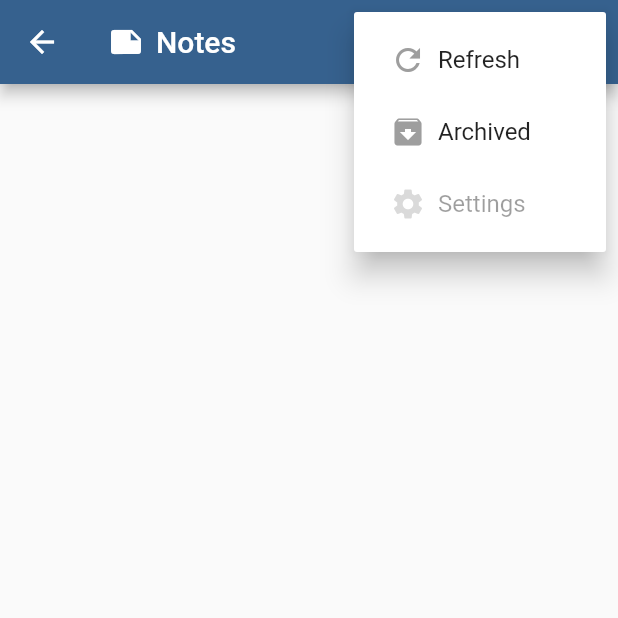
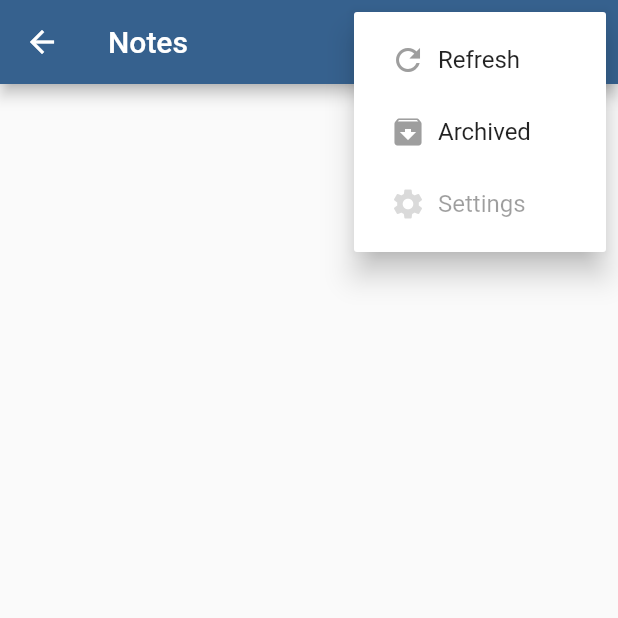
Before and after one commit to jdamacena/memos_notes, a Flutter app: the HomePage screen opened directly, after a tap on the "more vert" icon, on a phone screen of 412 x 824 dp, the top half of it. Run offline on Flutter 3.47's test engine with Material 2 defaults, Android fonts, the phone set to English and light mode, and no system bars; our stand-ins replace get_it, sqflite; accounts and stored records are empty.

Commit message:
Adapting home to be used also as archived page

```diff
--- a/lib/di/service_locator.dart
+++ b/lib/di/service_locator.dart
@@ -1,6 +1,4 @@
 import 'package:get_it/get_it.dart';
-import 'package:notes/models/notes_filter_options.dart';
-import 'package:notes/pages/home_page.dart';
 import 'package:notes/repository/dao.dart';
 import 'package:notes/repository/dao_impl.dart';
 import 'package:notes/repository/notes_repository.dart';
@@ -33,8 +31,4 @@ void setupServiceLocator() {
   getIt.registerSingleton<DAO>(DAOImpl(getIt.getAsync<Database>()));
 
   getIt.registerSingleton<NotesRepository>(NotesRepositoryImpl(getIt.get<DAO>()));
-
-  getIt.registerFactory<HomePage>(
-        () => HomePage(filter: NotesFilterOptions.notArchived),
-  );
 }
--- a/lib/main.dart
+++ b/lib/main.dart
@@ -1,5 +1,6 @@
 import 'package:flutter/material.dart';
 import 'package:notes/di/service_locator.dart';
+import 'package:notes/models/notes_filter_options.dart';
 
 import 'pages/home_page.dart';
 
@@ -24,7 +25,10 @@ class MyApp extends StatelessWidget {
             secondary: Colors.blueAccent,
           ),
       ),
-      home: getIt.get<HomePage>(),
+      home: HomePage(
+        filter: NotesFilterOptions.notArchived,
+        title: 'Notes',
+      ),
     );
   }
 }
--- a/lib/pages/home_page.dart
+++ b/lib/pages/home_page.dart
@@ -11,8 +11,13 @@ enum MenuOptions { settings, archived, refresh }
 
 class HomePage extends StatefulWidget {
   final NotesFilterOptions filter;
+  final String title;
 
-  HomePage({Key? key, required NotesFilterOptions this.filter}) : super(key: key);
+  HomePage({
+    Key? key,
+    required NotesFilterOptions this.filter,
+    required String this.title,
+  }) : super(key: key);
 
   @override
   _HomePageState createState() => _HomePageState(getIt.get<NotesRepository>());
@@ -20,6 +25,7 @@ class HomePage extends StatefulWidget {
 
 class _HomePageState extends State<HomePage> {
   late MenuOptions _selection;
+  bool get _isInArchivedPage => widget.filter == NotesFilterOptions.archived;
 
   late Future<List<Note>> futureNotesFromDb;
 
@@ -73,15 +79,7 @@ class _HomePageState extends State<HomePage> {
   Widget build(BuildContext context) {
     return Scaffold(
       appBar: AppBar(
-        title: Row(
-          children: [
-            Icon(Icons.note),
-            Padding(
-              padding: const EdgeInsets.all(8.0),
-              child: Text("Notes"),
-            ),
-          ],
-        ),
+        title: Text(widget.title),
         actions: [
           PopupMenuButton<MenuOptions>(
             onSelected: (MenuOptions result) {
@@ -99,8 +97,8 @@ class _HomePageState extends State<HomePage> {
                 _selection = result;
               });
             },
-            itemBuilder: (BuildContext context) =>
-                <PopupMenuEntry<MenuOptions>>[
+            itemBuilder: (BuildContext context) {
+              return <PopupMenuEntry<MenuOptions>>[
               PopupMenuItem<MenuOptions>(
                 value: MenuOptions.refresh,
                 child: Row(
@@ -116,7 +114,7 @@ class _HomePageState extends State<HomePage> {
                   ],
                 ),
               ),
-              if (widget.filter != NotesFilterOptions.archived)
+              if (!_isInArchivedPage)
                 PopupMenuItem<MenuOptions>(
                   value: MenuOptions.archived,
                   child: Row(
@@ -132,7 +130,7 @@ class _HomePageState extends State<HomePage> {
                     ],
                   ),
                 ),
-              if (widget.filter != NotesFilterOptions.archived)
+              if (!_isInArchivedPage)
                 PopupMenuItem<MenuOptions>(
                   value: MenuOptions.settings,
                   enabled: false,
@@ -149,7 +147,8 @@ class _HomePageState extends State<HomePage> {
                     ],
                   ),
                 ),
-            ],
+            ];
+            },
           )
         ],
       ),
@@ -186,11 +185,14 @@ class _HomePageState extends State<HomePage> {
           },
         ),
       ),
-      floatingActionButton: FloatingActionButton(
-        onPressed: () => _createNote(context),
-        tooltip: 'New note',
-        child: Icon(Icons.add),
-      ),
+      floatingActionButton:
+      _isInArchivedPage
+          ? null
+          : FloatingActionButton(
+              onPressed: () => _createNote(context),
+              tooltip: 'New note',
+              child: Icon(Icons.add),
+            ),
     );
   }
 
@@ -227,7 +229,10 @@ class _HomePageState extends State<HomePage> {
      Navigator.of(context).push(
       MaterialPageRoute(
         builder: (context) {
-          return HomePage(filter: NotesFilterOptions.archived);
+          return HomePage(
+            filter: NotesFilterOptions.archived,
+            title: "Archived",
+          );
         },
       ),
     );
```
